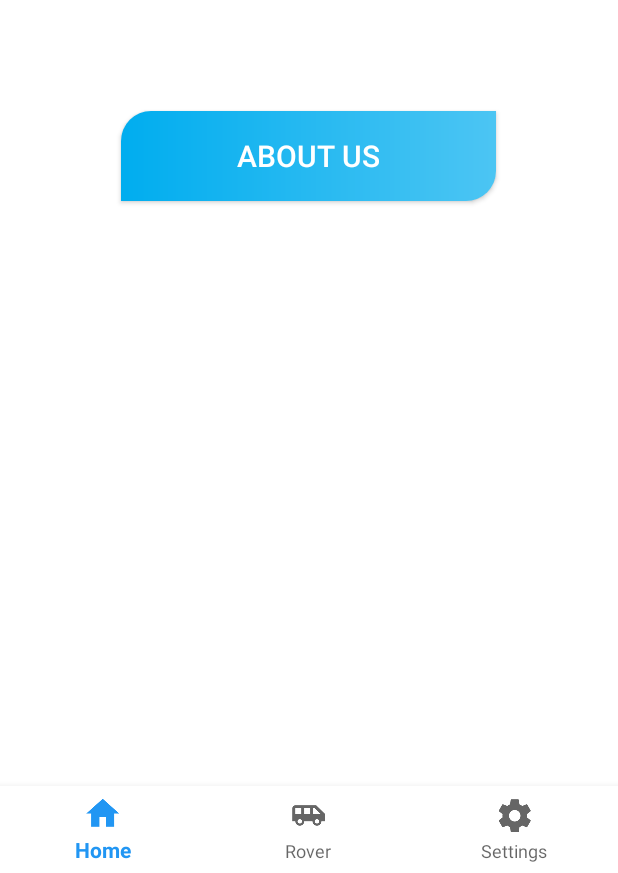
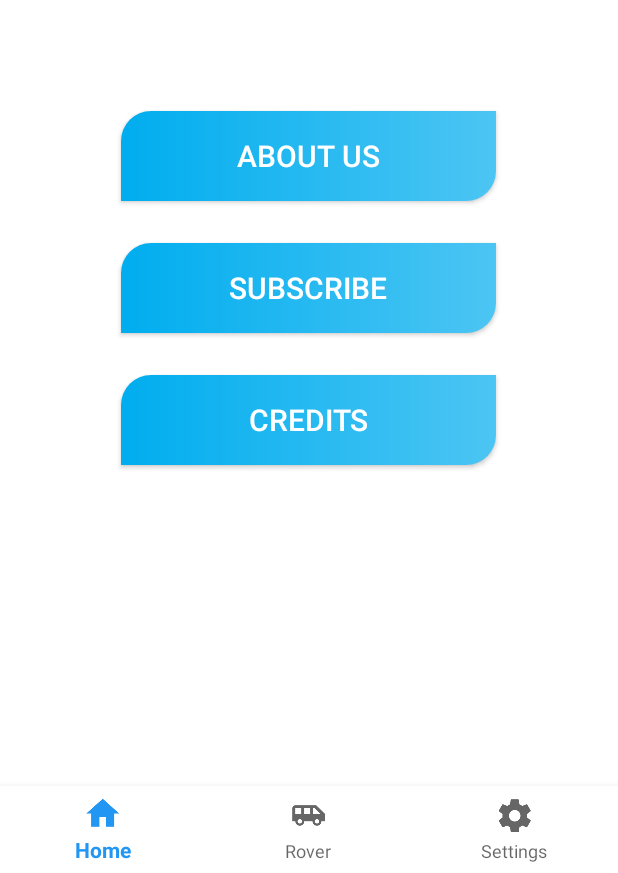
Before and after one commit to ButtiAlJallaf/spacecraftoperations, an Android app: the screen it shows after launch (HomeActivity), on a phone screen of 412 x 824 dp, the part 363-1236 px from its top. Run offline under Robolectric (Android 15) with nearby library versions, the phone set to English and light mode, and no system bars.

Commit message:
Added Subscribe, Credits Buttons. Added Intent to each's respective activities.

```diff
--- a/app/src/main/java/com/example/user/spacecraftoperationsapplication/HomeActivity.java
+++ b/app/src/main/java/com/example/user/spacecraftoperationsapplication/HomeActivity.java
@@ -6,6 +6,7 @@ import android.support.design.widget.BottomNavigationView;
 import android.support.v7.app.AppCompatActivity;
 import android.os.Bundle;
 import android.view.MenuItem;
+import android.view.View;
 
 public class HomeActivity extends AppCompatActivity {
 
@@ -42,4 +43,25 @@ public class HomeActivity extends AppCompatActivity {
         });
 
     }
+
+    public void openAboutUs(View view)
+    {
+        Intent aboutus = new Intent(getApplicationContext(),AboutUs.class);
+
+        startActivity(aboutus);
+    }
+
+    public void openSubscribe(View view)
+    {
+        Intent subscribe = new Intent(getApplicationContext(),RoverTelemetry.class);
+
+        startActivity(subscribe);
+    }
+
+    public void openCredits(View view)
+    {
+        Intent credits = new Intent(getApplicationContext(),Credits.class);
+
+        startActivity(credits);
+    }
 }
--- a/app/src/main/res/layout/activity_home.xml
+++ b/app/src/main/res/layout/activity_home.xml
@@ -24,7 +24,7 @@
 
 
     <Button
-        android:id="@+id/button"
+        android:id="@+id/aboutus_btn"
         android:layout_width="250dp"
         android:layout_height="60dp"
         android:layout_marginStart="8dp"
@@ -32,15 +32,56 @@
         android:layout_marginTop="316dp"
         android:layout_marginEnd="8dp"
         android:layout_marginRight="8dp"
+        android:background="@drawable/custom_button"
+        android:onClick="openAboutUs"
+        android:text="About Us"
+        android:textAllCaps="true"
+        android:textColor="#FFFFFF"
+        android:textSize="20sp"
         app:layout_constraintEnd_toEndOf="parent"
         app:layout_constraintHorizontal_bias="0.498"
         app:layout_constraintStart_toStartOf="parent"
-        app:layout_constraintTop_toTopOf="parent"
-        android:text="About Us"
+        app:layout_constraintTop_toTopOf="parent" />
+
+    <Button
+        android:id="@+id/subscribe_btn"
+        android:layout_width="250dp"
+        android:layout_height="60dp"
+        android:layout_marginStart="8dp"
+        android:layout_marginLeft="8dp"
+        android:layout_marginTop="404dp"
+        android:layout_marginEnd="8dp"
+        android:layout_marginRight="8dp"
+        android:background="@drawable/custom_button"
+        android:onClick="openSubscribe"
+        android:text="Subscribe"
+        android:textAllCaps="true"
+        android:textColor="#FFFFFF"
         android:textSize="20sp"
+        app:layout_constraintEnd_toEndOf="parent"
+        app:layout_constraintHorizontal_bias="0.496"
+        app:layout_constraintStart_toStartOf="parent"
+        app:layout_constraintTop_toTopOf="parent" />
+
+    <Button
+        android:id="@+id/credits_btn"
+        android:layout_width="250dp"
+        android:layout_height="60dp"
+        android:layout_marginStart="8dp"
+        android:layout_marginLeft="8dp"
+        android:layout_marginTop="492dp"
+        android:layout_marginEnd="8dp"
+        android:layout_marginRight="8dp"
+        android:background="@drawable/custom_button"
+        android:onClick="openCredits"
+        android:text="Credits"
+        android:textAllCaps="true"
         android:textColor="#FFFFFF"
-        android:background="@drawable/custom_button"
-        android:textAllCaps="true"/>
+        android:textSize="20sp"
+        app:layout_constraintEnd_toEndOf="parent"
+        app:layout_constraintHorizontal_bias="0.496"
+        app:layout_constraintStart_toStartOf="parent"
+        app:layout_constraintTop_toTopOf="parent" />
 
 
     <android.support.design.widget.BottomNavigationView
```
